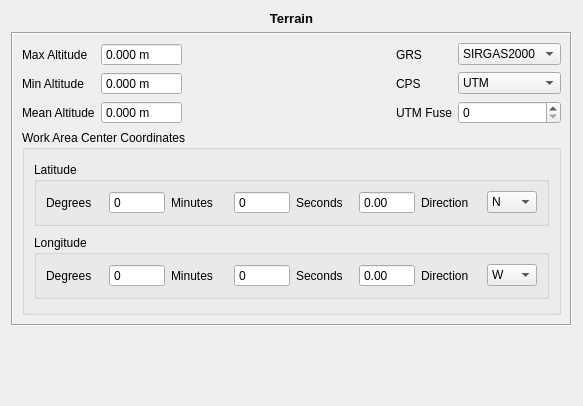
The window that trunk/interface/project/TerrainLayout.ui (e-foto/e-foto) describes before a commit, drawn with Qt 5.
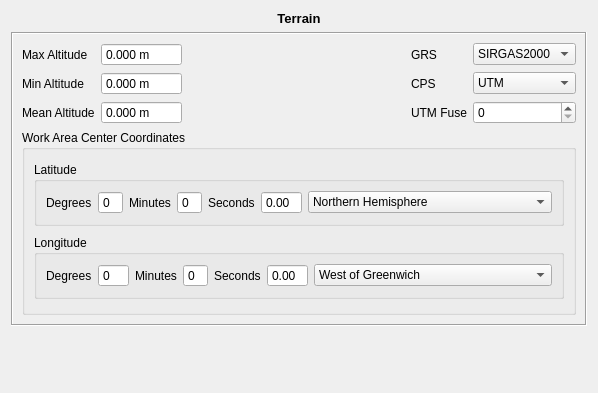
The same window after the commit.

Commit message:
Atualizados: - Formulário de Terrain - Formulário de Sensor - Camada de fotogrametria (devido a modificações no XML) - Controlador de SR (idem acima)
Updated:
- Terrain Form
- Sensor Form
- Photogrammetry layer (due to XML modifications)
- SR Controller (Id. above)

What changed in the file:
```diff
--- a/trunk/interface/project/TerrainLayout.ui
+++ b/trunk/interface/project/TerrainLayout.ui
@@ -6,8 +6,8 @@
    <rect>
     <x>0</x>
     <y>0</y>
-    <width>583</width>
-    <height>406</height>
+    <width>598</width>
+    <height>393</height>
    </rect>
   </property>
   <property name="windowTitle">
@@ -259,7 +259,7 @@
            <property name="title">
             <string>Latitude</string>
            </property>
-           <layout class="QHBoxLayout" name="horizontalLayout_6">
+           <layout class="QHBoxLayout" name="horizontalLayout_6" stretch="0,0,0,1">
             <item>
              <layout class="QHBoxLayout" name="horizontalLayout_5">
               <item>
@@ -349,28 +349,6 @@
               <property name="sizeConstraint">
                <enum>QLayout::SetMaximumSize</enum>
               </property>
-              <item>
-               <widget class="QLabel" name="label_11">
-                <property name="minimumSize">
-                 <size>
-                  <width>60</width>
-                  <height>0</height>
-                 </size>
-                </property>
-                <property name="maximumSize">
-                 <size>
-                  <width>50</width>
-                  <height>16777215</height>
-                 </size>
-                </property>
-                <property name="text">
-                 <string>Direction</string>
-                </property>
-                <property name="scaledContents">
-                 <bool>false</bool>
-                </property>
-               </widget>
-              </item>
               <item>
                <widget class="QComboBox" name="latDirCombo">
                 <property name="sizePolicy">
@@ -381,13 +359,13 @@
                 </property>
                 <property name="minimumSize">
                  <size>
-                  <width>50</width>
+                  <width>0</width>
                   <height>0</height>
                  </size>
                 </property>
                 <property name="maximumSize">
                  <size>
-                  <width>50</width>
+                  <width>16777215</width>
                   <height>16777215</height>
                  </size>
                 </property>
@@ -402,7 +380,7 @@
                 </property>
                 <item>
                  <property name="text">
-                  <string>N</string>
+                  <string>Northern Hemisphere</string>
                  </property>
                 </item>
                 <item>
@@ -428,7 +406,7 @@
            <property name="title">
             <string>Longitude</string>
            </property>
-           <layout class="QHBoxLayout" name="horizontalLayout_10">
+           <layout class="QHBoxLayout" name="horizontalLayout_10" stretch="0,0,0,1">
             <item>
              <layout class="QHBoxLayout" name="horizontalLayout_9">
               <item>
@@ -515,25 +493,6 @@
             </item>
             <item>
              <layout class="QHBoxLayout" name="horizontalLayout_2">
-              <item>
-               <widget class="QLabel" name="label_12">
-                <property name="minimumSize">
-                 <size>
-                  <width>60</width>
-                  <height>0</height>
-                 </size>
-                </property>
-                <property name="maximumSize">
-                 <size>
-                  <width>50</width>
-                  <height>16777215</height>
-                 </size>
-                </property>
-                <property name="text">
-                 <string>Direction</string>
-                </property>
-               </widget>
-              </item>
               <item>
                <widget class="QComboBox" name="longDirCombo">
                 <property name="sizePolicy">
@@ -544,19 +503,19 @@
                 </property>
                 <property name="minimumSize">
                  <size>
-                  <width>50</width>
+                  <width>0</width>
                   <height>0</height>
                  </size>
                 </property>
                 <property name="maximumSize">
                  <size>
-                  <width>50</width>
+                  <width>16777215</width>
                   <height>16777215</height>
                  </size>
                 </property>
                 <item>
                  <property name="text">
-                  <string>W</string>
+                  <string>West of Greenwich</string>
                  </property>
                 </item>
                 <item>
```
Left out of the diff: 4 changed lines with no effect on the pictures. The commit also changes 16 other files.
